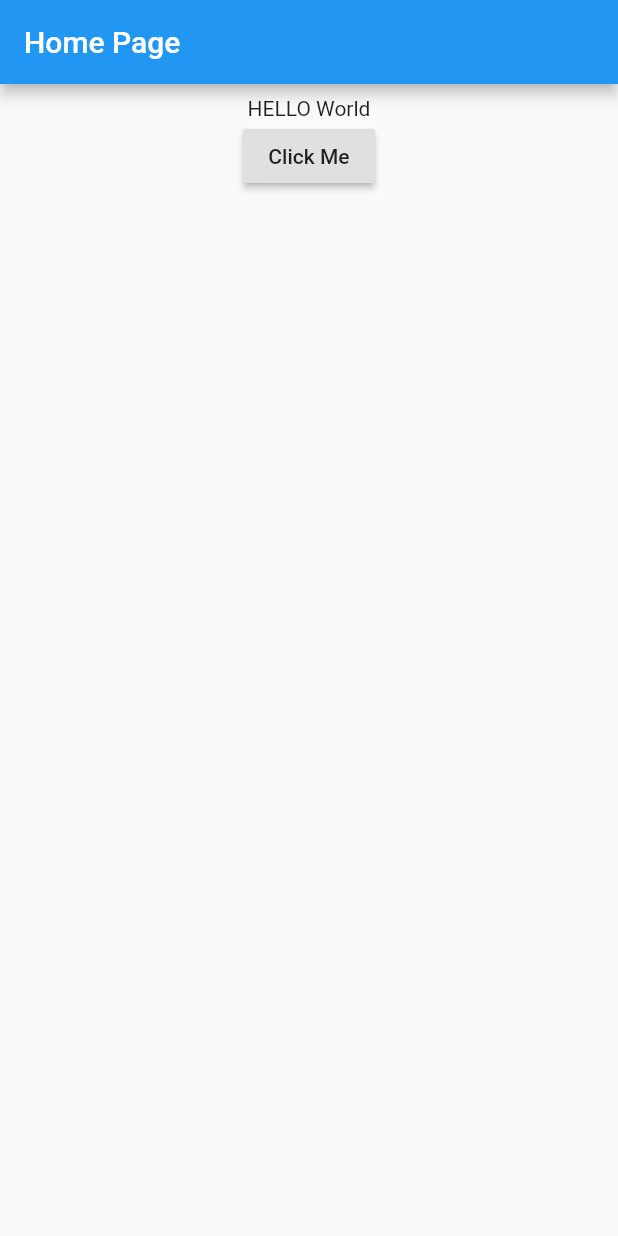
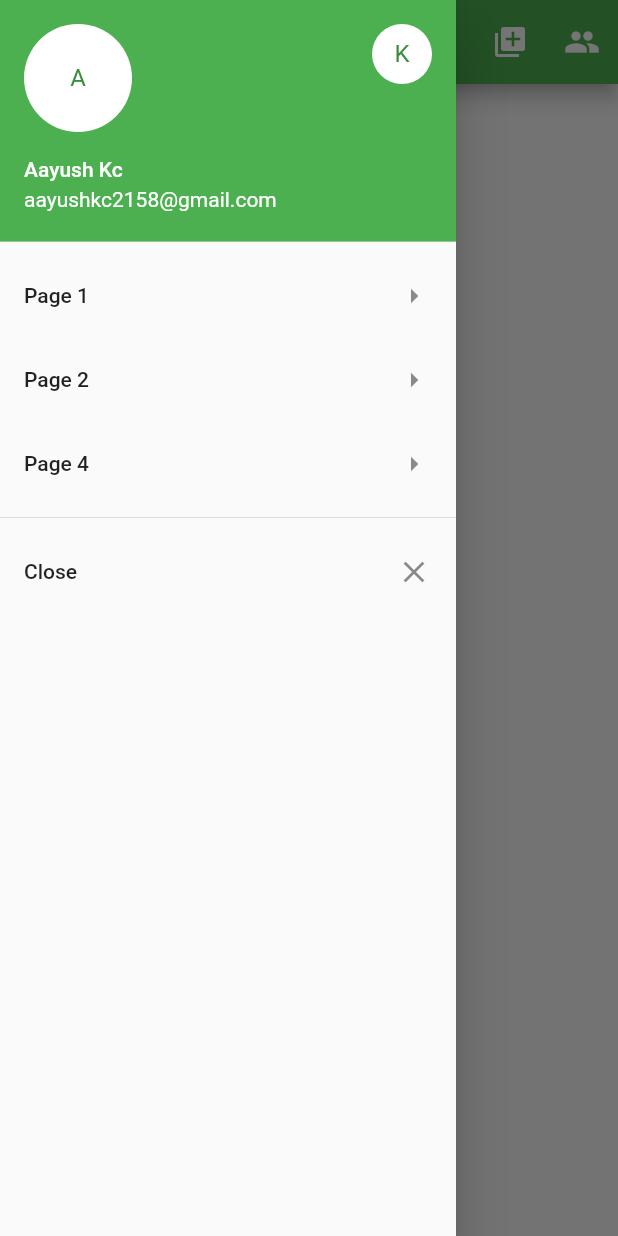
Before and after one commit to kcaayush2158/Flutter-Example---States-Demo, a Flutter app: the screen it shows after launch, with the side drawer open (before the commit the screen has no drawer), on a phone screen of 412 x 824 dp. Run offline on Flutter 3.47's test engine with Material 2 defaults, Android fonts, the phone set to English and light mode, and no system bars.

Commit message:
first commit

```diff
--- a/lib/main.dart
+++ b/lib/main.dart
@@ -1,4 +1,7 @@
+import 'package:flutter/foundation.dart';
 import 'package:flutter/material.dart';
+
+import 'new_page.dart';
 
 void main() => runApp(MyApp());
 
@@ -8,7 +11,14 @@ class MyApp extends StatelessWidget {
   Widget build(BuildContext context) {
     return new MaterialApp(
         title: "MY APP",
-      home: new HomePage() //calls the homePage class
+        home: new HomePage() , //calls t// he homePage class
+      theme: new ThemeData(
+        primarySwatch: Colors.green,
+        brightness: Brightness.light,
+        accentColor: Colors.yellow,
+        primaryColor: defaultTargetPlatform == TargetPlatform.iOS ? Colors.grey[50]:null,
+      ),
+
     );
   }
 }
@@ -22,39 +32,80 @@ class MyApp extends StatelessWidget {
 class _HomePageState extends State<HomePage>{
   String myTEXT = "HELLO World";
 
-    void  _changeText(){
-      setState((){
-        if(myTEXT.startsWith("H")){
-          myTEXT=" Hello banana";
-        }else{
-          myTEXT="Hello world";
-        }
-      });
-    }
   Widget _bodyWidget() {
     return new Container(
       padding: const EdgeInsets.all(8.0),
+
       child: new Center(
         child: new Column(
           children: <Widget>[
             new Text(myTEXT),
-              new RaisedButton(
-                child:  new Text("Click Me"),
-                onPressed: _changeText, // calls the changeText method
-              )
-            ],
+          ]
+
         ),
       ),
     );
   }
 
+  void _pressed(String message){
+
+  }
   @override
   Widget build(BuildContext context) {
     return new Scaffold(
         appBar: new AppBar(
-          title: new Text("Home Page")
+            title: new Text("Home Page"),
+          actions:<Widget>[
+            new IconButton(icon: new Icon(Icons.add_alert), onPressed: (){_pressed('alert pressed ');}),
+            new IconButton(icon: new Icon(Icons.add_to_photos), onPressed: (){_pressed("icon pressed");}),
+            new IconButton(icon: new Icon(Icons.people), onPressed: (){_pressed("people pressed");}),
+          ],
+            elevation: defaultTargetPlatform == TargetPlatform.android ? 5.0 :0.0,
         ),
-        body: _bodyWidget() //calls the body widget class
+        drawer:  new Drawer(
+          child: new ListView(
+              children: <Widget>[
+                new UserAccountsDrawerHeader(
+                    accountName:  new Text("Aayush Kc"),
+                    accountEmail: new Text("aayushkc2158@gmail.com"),
+                    currentAccountPicture: new CircleAvatar(
+                        backgroundColor: Colors.white,
+                         child: new Text("A"),
+                     ),
+                  otherAccountsPictures: <Widget>[
+                    new CircleAvatar(
+                      backgroundColor: Colors.white,
+                      child: new Text("K"),
+                    )
+                  ],
+                  ),
+                new ListTile(
+                  title: new Text("Page 1"),
+                  trailing: new Icon(Icons.arrow_right),
+                  onTap: (){
+                    Navigator.of(context).push(new MaterialPageRoute(    //routing to the another page
+                        builder: (BuildContext context) =>
+                        new NewPage("PageOne")));
+                  }
+                ),
+                new ListTile(
+                  title: new Text("Page 2"),
+                  trailing: new Icon(Icons.arrow_right),
+                ),
+                new ListTile(
+                  title: new Text("Page 4"),
+                  trailing: new Icon(Icons.arrow_right),
+                ),
+                new Divider(),
+                new ListTile(
+                  title: new Text("Close"),
+                  trailing: new Icon(Icons.close),
+                  onTap: ()=> Navigator.of(context).pop(),
+                )
+              ],
+          ),
+        ),
+        body: _bodyWidget() ,//calls the body widget class
     );
   }
 }
```
Also changed, not shown: lib/new_page.dart (added, +20 -0 lines). Lines whose indentation alone changed are shown as unchanged.
